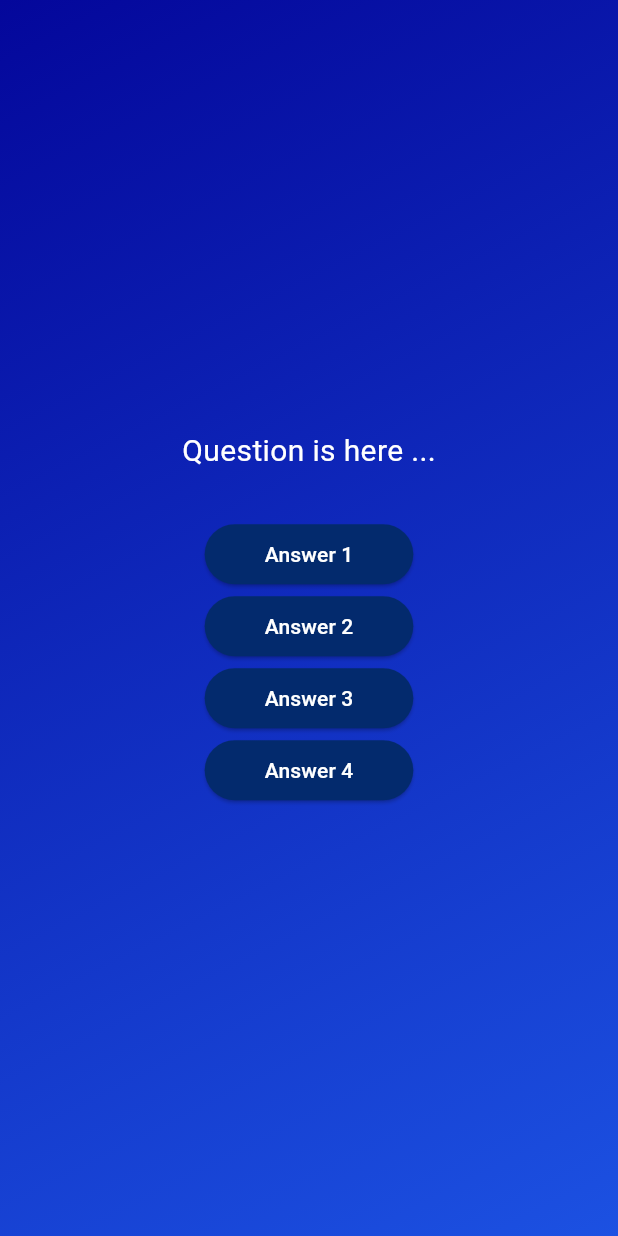
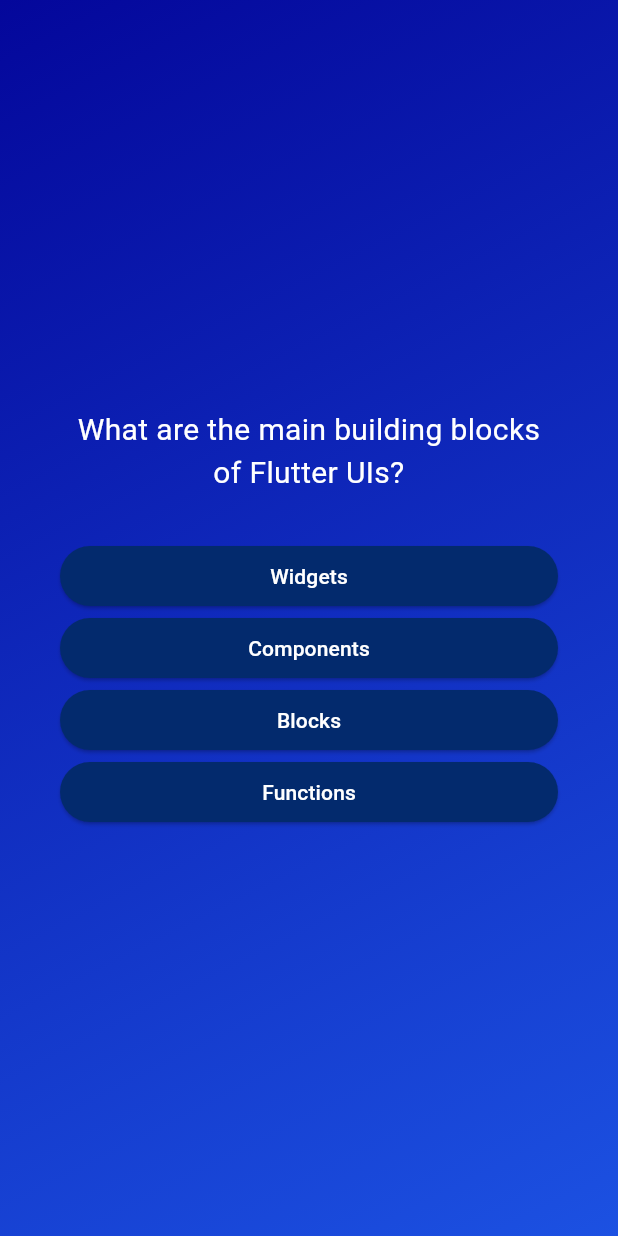
Before and after one commit to Shahzaib46/flutter_quiz_app, a Flutter app: the screen it shows after launch, after a tap on "Start Quiz", on a phone screen of 412 x 824 dp. Run offline on Flutter 3.47's test engine with Material 3 defaults, Android fonts, the phone set to English and light mode, and no system bars.

Commit message:
showing questions data and answers dynamically using map function of lists, setting some alignments for questions screen ui

```diff
--- a/lib/questions_screen.dart
+++ b/lib/questions_screen.dart
@@ -1,5 +1,6 @@
 import 'package:flutter/material.dart';
 import 'package:flutter_quiz_app/answer_button.dart';
+import 'package:flutter_quiz_app/Data/questions.dart';
 
 class QuestionsScreen extends StatefulWidget{
 
@@ -12,23 +13,31 @@ class QuestionsScreen extends StatefulWidget{
 }
 
 class _QuestionsScreenState extends State<QuestionsScreen>{
+
+  final currentQuestion = questions[0];
   @override
   Widget build(context) {
     return SizedBox(
       width: double.infinity, // double.infinity is built in value which takes complete width
+      child: Container(
+        margin: const EdgeInsets.all(40),
         child: Column(
           mainAxisAlignment: MainAxisAlignment.center,
+          crossAxisAlignment: CrossAxisAlignment.stretch,
           children: [
-          const Text("Question is here ...", style: TextStyle(
+            Text(currentQuestion.question,
+             style: const TextStyle(
               color: Colors.white,
               fontSize: 20
-          )),
+            ),
+            textAlign: TextAlign.center,
+            ),
             const SizedBox(height: 30),
-          AnswerButton(text: "Answer 1", onTap: (){}),
-          AnswerButton(text: "Answer 2", onTap: (){}),
-          AnswerButton(text: "Answer 3", onTap: (){}),
-          AnswerButton(text: "Answer 4", onTap: (){}),
+            ...currentQuestion.answers.map((option){
+              return AnswerButton(text: option, onTap: (){});
+            })
           ],
+        ),
       ),
     );
   }
```
Lines whose indentation alone changed are shown as unchanged.
